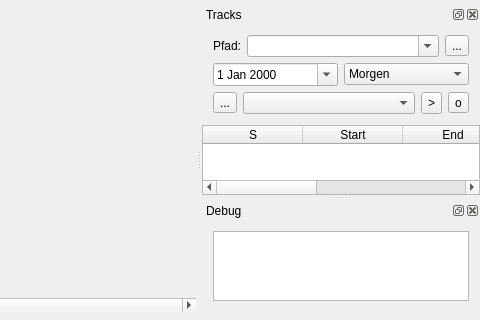
Old version of the form mainwindow.ui in the repository audioprog/RecMasterNCutter; both pictures show x 544 to 1024 and y 170 to 490 of the 1024 by 645 pixel window.
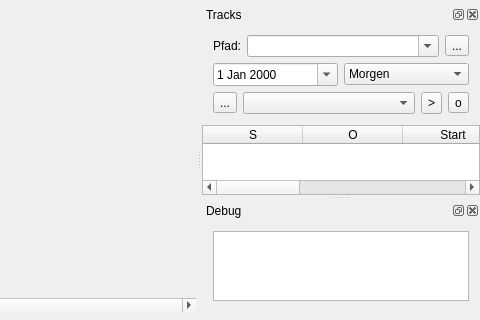
New version of the form. Icons and pictures are not drawn. Custom widgets are drawn as their Qt base class.

Patch:
```diff
--- a/mainwindow.ui
+++ b/mainwindow.ui
@@ -526,6 +526,11 @@
          <string>S</string>
         </property>
        </column>
+       <column>
+        <property name="text">
+         <string>O</string>
+        </property>
+       </column>
        <column>
         <property name="text">
          <string>Start</string>
```
Left out of the diff: 3 changed lines with no effect on the pictures.
